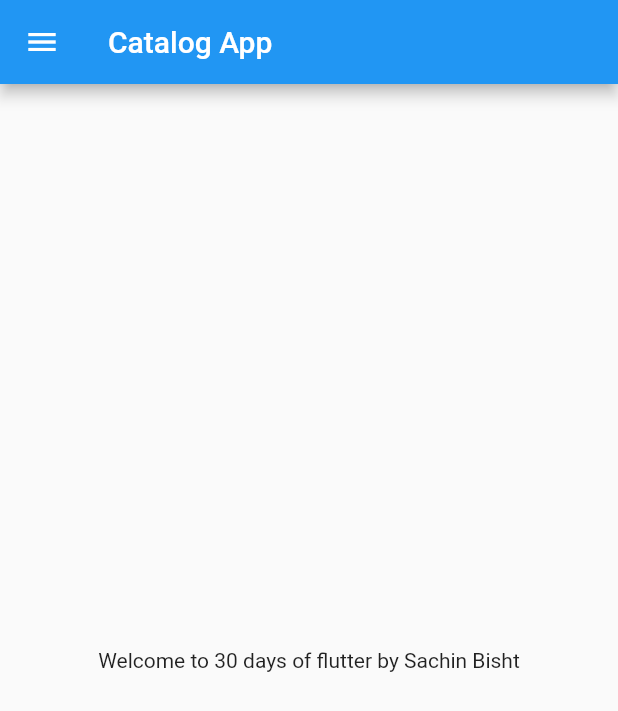
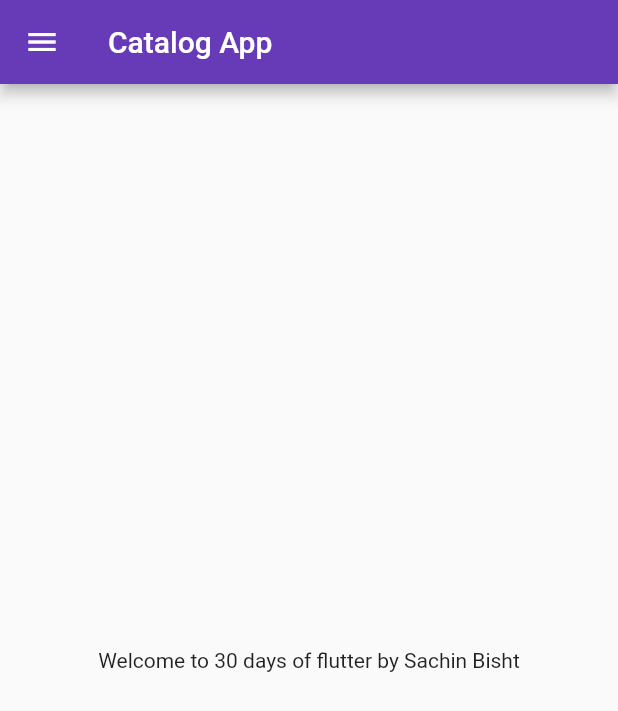
Before and after one commit to Sachin7895/30DaysFlutter, a Flutter app: the screen it shows after launch, on a phone screen of 412 x 824 dp. Shown: the top 711 px of the screen. Run offline on Flutter 3.47's test engine with Material 2 defaults, Android fonts, the phone set to English and light mode, and no system bars.

Commit message:
Day 3 Completed

```diff
--- a/lib/main.dart
+++ b/lib/main.dart
@@ -1,6 +1,7 @@
 import 'package:flutter/material.dart';
 
-import 'home.dart';
+import 'Pages/home.dart';
+import 'Pages/login_page.dart';
 
 void main() {
   runApp(MyApp());
@@ -10,10 +11,15 @@
 class MyApp extends StatelessWidget {
   @override
   Widget build(BuildContext context) {
-
-
     return MaterialApp(
-      home: HomePage(),
+      themeMode: ThemeMode.light,
+      theme: ThemeData(primarySwatch: Colors.deepPurple),
+      initialRoute: "/home",
+      routes: {
+        "/": (context) => LoginPage(),
+        "/login": (context) => LoginPage(),
+        "/home": (context) => HomePage(),
+      },
     );
   }
 }
```
Also changed, not shown: lib/Pages/login_page.dart (added, +24 -0 lines), lib/Pages/home.dart (renamed from lib/home.dart).
